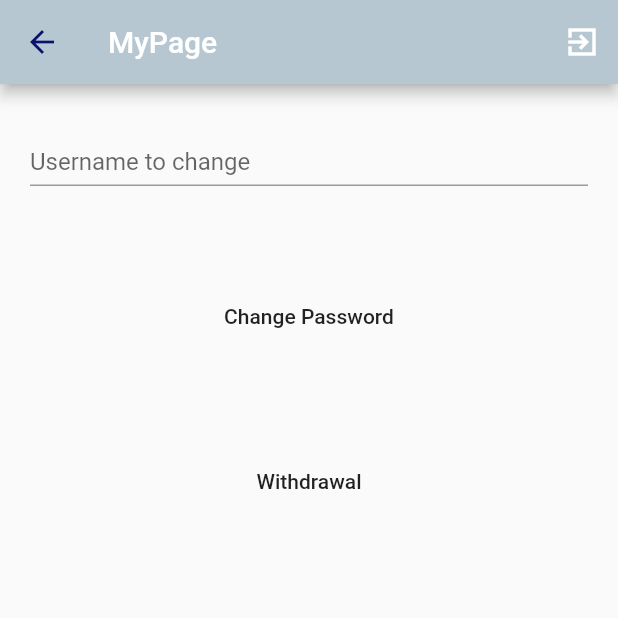
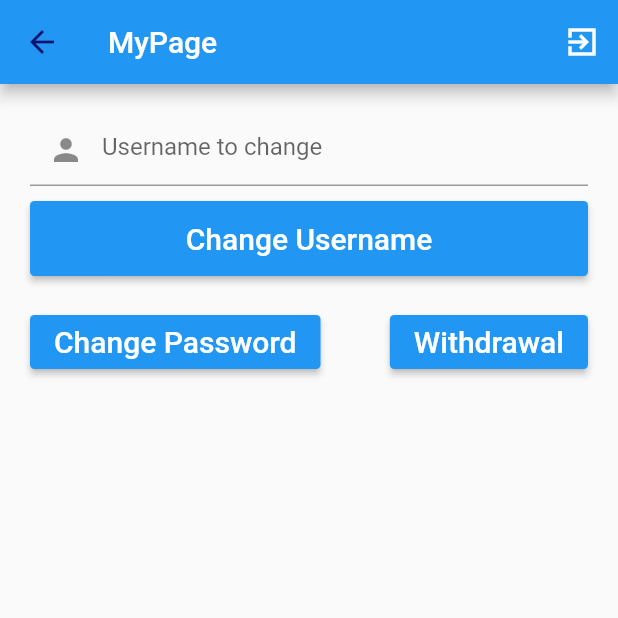
Before and after one commit to did250/Neuralhashmessenger, a Flutter app: the MyPage screen opened directly, on a phone screen of 412 x 824 dp, the top half of it. Run offline on Flutter 3.47's test engine with Material 2 defaults, Android fonts, the phone set to English and light mode, and no system bars; our stand-ins replace firebase_auth, firebase_core, firebase_database, google_sign_in; missing offline and left inert: ntp; accounts and stored records are empty.

Commit message:
Mypage complete

```diff
--- a/flutter_messenger_app/lib/src/pages/Login.dart
+++ b/flutter_messenger_app/lib/src/pages/Login.dart
@@ -20,7 +20,7 @@ class _LoginSignupScreenState extends State<LoginSignupScreen> {
 
   bool userNameChecked = false;
 
-  bool isSignupScreen = true;
+  bool isSignupScreen = false;
   final _formKey = GlobalKey<FormState>();
   String userName = '';
   String userEmail = '';
--- a/flutter_messenger_app/lib/src/pages/MyPage.dart
+++ b/flutter_messenger_app/lib/src/pages/MyPage.dart
@@ -43,7 +43,7 @@ class _MyPageState extends State<MyPage> {
       appBar: AppBar(
         title: Text("MyPage"),
         iconTheme: IconThemeData(color: Color(0xFF09126C)),
-        backgroundColor: Color(0xFFB6C7D1),
+        //backgroundColor: Color(0xFFB6C7D1),
         actions: [
           IconButton(
             icon: Icon(
@@ -58,25 +58,19 @@ class _MyPageState extends State<MyPage> {
           )
         ],
       ),
-      body: new Form(
-        key: formKey,
+
+      body: SingleChildScrollView(
+        child: Form(
+          key: this.formKey,
           child: Column(
             children: [
               showUserNameInput(),
-            //ChangeUserNameBtn(),
-            ChangePasswordBtn(),
-            WithdrawalAccountBtn(),
-          ],
-        ),
-      ),
-    );
-  }
-
-  InputDecoration _textFormDecoration(hintText, helperText){
-    return new InputDecoration(
-      contentPadding: EdgeInsets.fromLTRB(0, 16, 0, 0),
-      hintText: hintText,
-      helperText: helperText,
+              ChangeUserNameBtn(),
+              ButtonLine(),
+            ]
+          )
+        )
+      )
     );
   }
 
@@ -86,7 +80,10 @@ class _MyPageState extends State<MyPage> {
           children: [
             Padding(padding: EdgeInsets.fromLTRB(20, 0, 20, 0),
                 child: TextFormField(
-                  decoration: _textFormDecoration('Username to change', ''),
+                  decoration: InputDecoration(
+                    prefixIcon: Icon(Icons.person),
+                    hintText: 'Username to change',
+                  ),
                   validator: (value) {
                     if (value!.isEmpty || value.length < 4) {
                       userNameChecked = false;
@@ -95,61 +92,57 @@ class _MyPageState extends State<MyPage> {
                     userNameChecked = true;
                     return null;
                     },
-                  onSaved: (value) {
-                    userName = value!;
-                  },
-                  onChanged: (value) {
-                    userName = value;
-                  },
+                    onSaved: (value) { userName = value!; },
+                    onChanged: (value) { userName = value; },
                 )),
           ],
         ));
   }
 
-  /*Widget ChangeUserNameBtn() {
-    return Padding(padding: EdgeInsets.only(top: 20),
-        child: MaterialButton(
-          height: 50,
-          child: Text('Change Username'),
+  Widget ChangeUserNameBtn() {
+    return Padding(padding: EdgeInsets.fromLTRB(20, 10, 20, 0),
+        child: ElevatedButton(
+          style: ElevatedButton.styleFrom(
+            //primary: Colors.orange,
+            shape: RoundedRectangleBorder(
+              borderRadius: BorderRadius.circular(3.0)
+            ),
+            minimumSize: const Size.fromHeight(50),
+          ),
+          child: Text('Change Username', style: TextStyle(fontSize: 20)),
           onPressed: () async {
-              return await showDialog(
-                  context: context,
-                  builder: (BuildContext context) {
-                    return AlertDialog(
-                      backgroundColor: Color(0xff161619),
-                      title: Text(
-                        'Do you want to change your username?',
-                        style: TextStyle(fontSize: 16, color: Colors.white),
-                      ),
-                      actions: [
-                        TextButton(
-                            onPressed: () async {
-                              formKey.currentState?.validate();
+            if (formKey.currentState!.validate()) {
+              formKey.currentState!.save();
+
               final DatabaseReference ref = FirebaseDatabase
                   .instance.ref("UserList");
               ref.child(loggedUser!.uid.toString()).update({
                 "Name": userName,
               });
               Navigator.pop(context);
+
+              ScaffoldMessenger.of(context).showSnackBar(
+                SnackBar(
+                  content: Text('Username is changed!'),
+                  duration: Duration(seconds: 5),)
+              );
+            }
           },
-                            child: Text('Yes')),
-                        TextButton(
-                            onPressed: () {
-                              Navigator.pop(context);
-                            },
-                            child: Text('No')),
-                      ],
+        ),
     );
-                  });
-          },
-        ));
-  }*/
+  }
 
   Widget ChangePasswordBtn() {
-    return Padding(padding: EdgeInsets.only(top: 40),
-        child: MaterialButton(
-          height: 50,
-          child: Text('Change Password'),
+    return Padding(padding: EdgeInsets.only(top: 20),
+        child: ElevatedButton(
+          style: ElevatedButton.styleFrom(
+            //primary: Colors.orange,
+            shape: RoundedRectangleBorder(
+                borderRadius: BorderRadius.circular(3.0)
+            ),
+            //minimumSize: const Size.fromHeight(50),
+          ),
+          child: Text('Change Password', style: TextStyle(fontSize: 20)),
           onPressed: () async {
             return await showDialog(
                 context: context,
@@ -182,10 +175,16 @@ class _MyPageState extends State<MyPage> {
   }
 
   Widget WithdrawalAccountBtn() {
-    return Padding(padding: EdgeInsets.only(top: 60),
-        child: MaterialButton(
-          height: 50,
-          child: Text('Withdrawal'),
+    return Padding(padding: EdgeInsets.only(top: 20),
+        child: ElevatedButton(
+          style: ElevatedButton.styleFrom(
+            //primary: Colors.orange,
+            shape: RoundedRectangleBorder(
+                borderRadius: BorderRadius.circular(3.0)
+            ),
+            //minimumSize: const Size.fromHeight(50),
+          ),
+          child: Text('Withdrawal', style: TextStyle(fontSize: 20)),
           onPressed: () async {
             return await showDialog(
                 context: context,
@@ -217,4 +216,17 @@ class _MyPageState extends State<MyPage> {
           },
         ));
   }
+
+  Widget ButtonLine() {
+    return Padding(padding: EdgeInsets.fromLTRB(20, 0, 20, 0),
+      child: Row(
+        mainAxisAlignment: MainAxisAlignment.spaceBetween,
+        crossAxisAlignment: CrossAxisAlignment.center,
+        children: [
+          ChangePasswordBtn(),
+          WithdrawalAccountBtn(),
+        ],
+      )
+    );
   }
+}
--- a/flutter_messenger_app/lib/src/pages/SettingsTab.dart
+++ b/flutter_messenger_app/lib/src/pages/SettingsTab.dart
@@ -51,6 +51,7 @@ class _SettingsTabState extends State<SettingsTab> {
           children: <Widget>[
             ListTile(
               title: Text('MyPage'),
+              leading: Icon(Icons.settings),
               onTap: () => Navigator.push(context, MaterialPageRoute(builder: (context) { return MyPage(); },),),
             ),
             ListTile(
```
Lines whose indentation alone changed are shown as unchanged.
